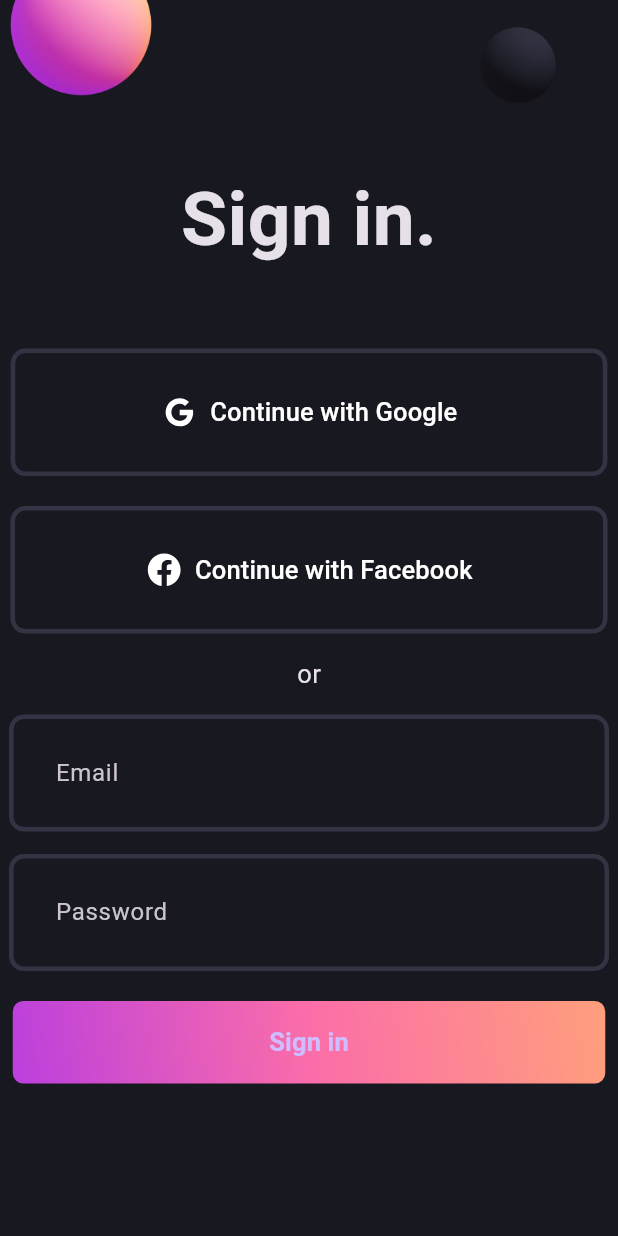
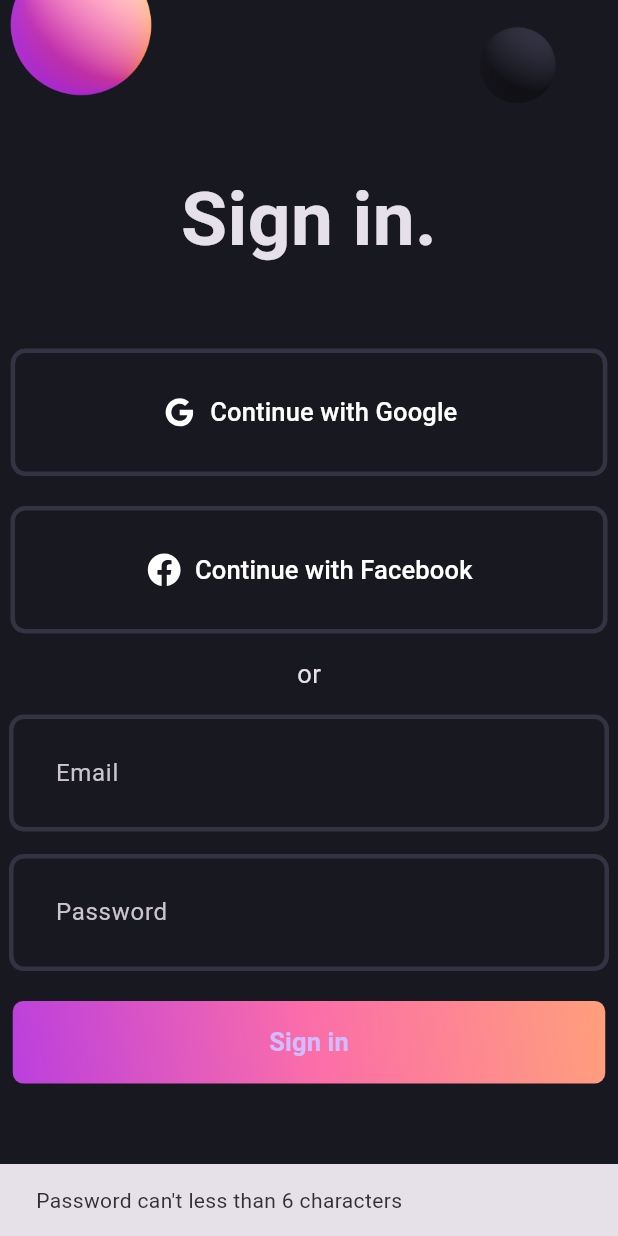
Before and after one commit to hafidzf25/loginApp, a Flutter app: the screen it shows after launch, after a tap on "Sign in", on a phone screen of 412 x 824 dp. Run offline on Flutter 3.47's test engine with Material 3 defaults, Android fonts, the phone set to English and light mode, and no system bars; our stand-ins replace flutter_bloc, flutter_svg.

Commit message:
Login and Failed handling

```diff
--- a/login_app/lib/bloc/auth_bloc.dart
+++ b/login_app/lib/bloc/auth_bloc.dart
@@ -6,8 +6,26 @@ part 'auth_state.dart';
 
 class AuthBloc extends Bloc<AuthEvent, AuthState> {
   AuthBloc() : super(AuthInitial()) {
-    on<AuthEvent>((event, emit) {
-      // TODO: implement event handler
+    on<AuthLoginRequested>((event, emit) async {
+      try {
+        final email = event.email;
+        final password = event.password;
+
+        if (password.length < 6) {
+          return emit(AuthFailure(
+              failureMessage: 'Password can\'t less than 6 characters'));
+        }
+
+        // Mengapa ada future dan menunggu? Untuk mengecek dalam database dengan waktu 1 detik
+        await Future.delayed(
+          Duration(seconds: 1),
+          () {
+            return emit(AuthSuccess(uid: '$email-$password'));
+          },
+        );
+      } on Exception catch (e) {
+        return emit(AuthFailure(failureMessage: e.toString()));
+      }
     });
   }
 }
--- a/login_app/lib/bloc/auth_event.dart
+++ b/login_app/lib/bloc/auth_event.dart
@@ -2,3 +2,10 @@ part of 'auth_bloc.dart';
 
 @immutable
 sealed class AuthEvent {}
+
+class AuthLoginRequested extends AuthEvent {
+  final String email;
+  final String password;
+
+  AuthLoginRequested({required this.email, required this.password});
+}
--- a/login_app/lib/bloc/auth_state.dart
+++ b/login_app/lib/bloc/auth_state.dart
@@ -4,3 +4,14 @@ part of 'auth_bloc.dart';
 sealed class AuthState {}
 
 final class AuthInitial extends AuthState {}
+
+final class AuthSuccess extends AuthState {
+  final String uid;
+  AuthSuccess({required this.uid});
+}
+
+final class AuthFailure extends AuthState {
+  final String failureMessage;
+
+  AuthFailure({required this.failureMessage});
+}
--- /dev/null
+++ b/login_app/lib/home_screen.dart
@@ -0,0 +1,18 @@
+import 'package:flutter/material.dart';
+
+class HomeScreen extends StatelessWidget {
+  const HomeScreen({super.key});
+
+  @override
+  Widget build(BuildContext context) {
+    return Scaffold(
+      appBar: AppBar(
+        title: Text('Hello Abdullah!'),
+        centerTitle: true,
+      ),
+      body: Center(
+        child: Text('Welcome!'),
+      ),
+    );
+  }
+}
--- a/login_app/lib/login_screen.dart
+++ b/login_app/lib/login_screen.dart
@@ -1,4 +1,7 @@
 import 'package:flutter/material.dart';
+import 'package:flutter_bloc/flutter_bloc.dart';
+import 'package:login_app/bloc/auth_bloc.dart';
+import 'package:login_app/home_screen.dart';
 import 'package:login_app/widgets/gradient_button.dart';
 import 'package:login_app/widgets/login_field.dart';
 import 'package:login_app/widgets/social_button.dart';
@@ -17,7 +20,22 @@ class _LoginScreenState extends State<LoginScreen> {
   @override
   Widget build(BuildContext context) {
     return Scaffold(
-      body: SingleChildScrollView(
+      body: BlocListener<AuthBloc, AuthState>(
+        listener: (context, state) {
+          if (state is AuthFailure) {
+            ScaffoldMessenger.of(context).showSnackBar(
+              SnackBar(
+                duration: Duration(seconds: 1),
+                content: Text(state.failureMessage),
+              ),
+            );
+          } else if (state is AuthSuccess) {
+            Navigator.of(context).pushAndRemoveUntil(
+                MaterialPageRoute(builder: (context) => HomeScreen()),
+                (route) => false);
+          }
+        },
+        child: SingleChildScrollView(
           child: Center(
             child: Column(
               children: [
@@ -57,8 +75,15 @@ class _LoginScreenState extends State<LoginScreen> {
                   controller: passwordController,
                 ),
                 const SizedBox(height: 20),
-              const GradientButton(),
+                GradientButton(
+                  onPressed: () {
+                    BlocProvider.of<AuthBloc>(context).add(AuthLoginRequested(
+                        email: emailController.text.trim(),
+                        password: passwordController.text.trim()));
+                  },
+                ),
               ],
+            ),
           ),
         ),
       ),
--- a/login_app/lib/main.dart
+++ b/login_app/lib/main.dart
@@ -1,4 +1,6 @@
 import 'package:flutter/material.dart';
+import 'package:flutter_bloc/flutter_bloc.dart';
+import 'package:login_app/bloc/auth_bloc.dart';
 import 'package:login_app/login_screen.dart';
 import 'package:login_app/pallete.dart';
 
@@ -11,12 +13,15 @@ class MyApp extends StatelessWidget {
 
   @override
   Widget build(BuildContext context) {
-    return MaterialApp(
-      title: 'Flutter Demo',
-      theme: ThemeData.dark().copyWith(
-        scaffoldBackgroundColor: Pallete.backgroundColor,
+    return BlocProvider(
+      create: (context) => AuthBloc(),
+      child: MaterialApp(
+        title: 'Flutter Demo',
+        theme: ThemeData.dark().copyWith(
+          scaffoldBackgroundColor: Pallete.backgroundColor,
+        ),
+        home: const LoginScreen(),
       ),
-      home: const LoginScreen(),
     );
   }
 }
--- a/login_app/lib/widgets/gradient_button.dart
+++ b/login_app/lib/widgets/gradient_button.dart
@@ -2,7 +2,8 @@ import 'package:flutter/material.dart';
 import 'package:login_app/pallete.dart';
 
 class GradientButton extends StatelessWidget {
-  const GradientButton({Key? key}) : super(key: key);
+  final VoidCallback onPressed;
+  const GradientButton({Key? key, required this.onPressed}) : super(key: key);
 
   @override
   Widget build(BuildContext context) {
@@ -20,7 +21,7 @@ class GradientButton extends StatelessWidget {
         borderRadius: BorderRadius.circular(7),
       ),
       child: ElevatedButton(
-        onPressed: () {},
+        onPressed: onPressed,
         style: ElevatedButton.styleFrom(
           fixedSize: const Size(395, 55),
           backgroundColor: Colors.transparent,
```
Lines whose indentation alone changed are shown as unchanged.
